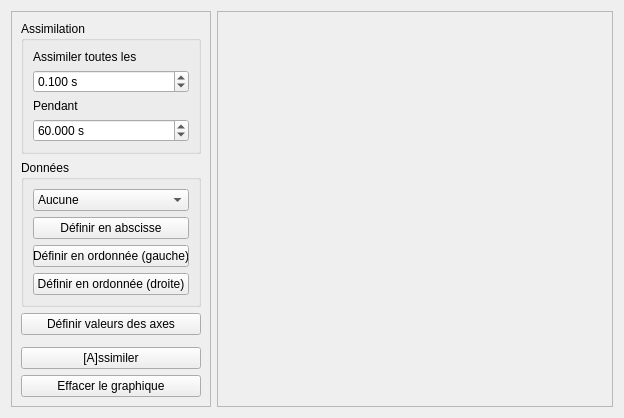
Qt form ordinateur.ui (Bapt5962/Simureac) before a commit.
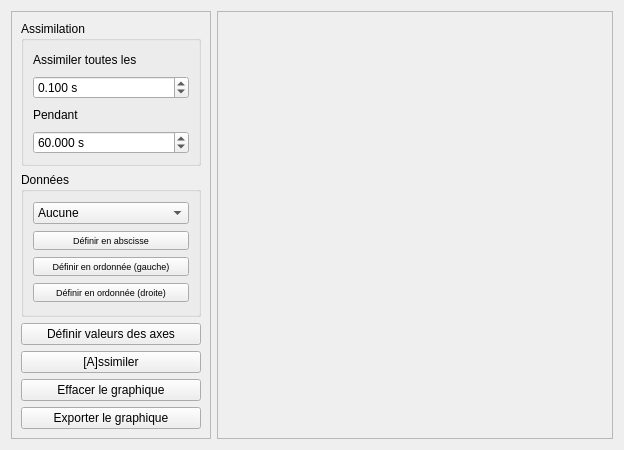
The same form after that commit.

What changed in the file:
```diff
--- a/ordinateur.ui
+++ b/ordinateur.ui
@@ -7,9 +7,15 @@
     <x>0</x>
     <y>0</y>
     <width>624</width>
-    <height>418</height>
+    <height>450</height>
    </rect>
   </property>
+  <property name="maximumSize">
+   <size>
+    <width>624</width>
+    <height>450</height>
+   </size>
+  </property>
   <property name="windowTitle">
    <string>Form</string>
   </property>
@@ -92,6 +98,12 @@
       </item>
       <item>
        <widget class="QGroupBox" name="Donnees">
+        <property name="minimumSize">
+         <size>
+          <width>0</width>
+          <height>140</height>
+         </size>
+        </property>
         <property name="title">
          <string>Données</string>
         </property>
@@ -160,6 +172,11 @@
          </item>
          <item>
           <widget class="QPushButton" name="Abscisse">
+           <property name="font">
+            <font>
+             <pointsize>7</pointsize>
+            </font>
+           </property>
            <property name="text">
             <string>Définir en abscisse</string>
            </property>
@@ -167,6 +184,11 @@
          </item>
          <item>
           <widget class="QPushButton" name="OrdonneeG">
+           <property name="font">
+            <font>
+             <pointsize>7</pointsize>
+            </font>
+           </property>
            <property name="text">
             <string>Définir en ordonnée (gauche)</string>
            </property>
@@ -174,6 +196,11 @@
          </item>
          <item>
           <widget class="QPushButton" name="OrdonneeD">
+           <property name="font">
+            <font>
+             <pointsize>7</pointsize>
+            </font>
+           </property>
            <property name="text">
             <string>Définir en ordonnée (droite)</string>
            </property>
@@ -189,19 +216,6 @@
         </property>
        </widget>
       </item>
-      <item>
-       <spacer name="verticalSpacer">
-        <property name="orientation">
-         <enum>Qt::Vertical</enum>
-        </property>
-        <property name="sizeHint" stdset="0">
-         <size>
-          <width>20</width>
-          <height>40</height>
-         </size>
-        </property>
-       </spacer>
-      </item>
       <item>
        <widget class="QPushButton" name="Assimiler">
         <property name="text">
@@ -216,6 +230,13 @@
         </property>
        </widget>
       </item>
+      <item>
+       <widget class="QPushButton" name="Export">
+        <property name="text">
+         <string>Exporter le graphique</string>
+        </property>
+       </widget>
+      </item>
      </layout>
     </widget>
    </item>
```
Left out of the diff: 2 changed lines with no effect on the pictures.
